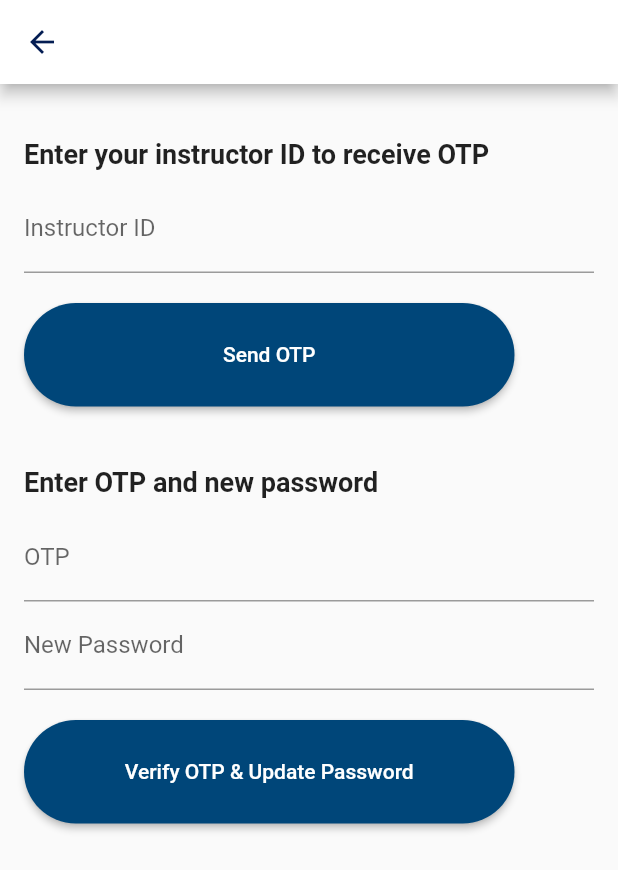
After one commit to harshrajput1506/attendance_management_system, a Flutter app: the ForgotPassword screen opened directly, on a phone screen of 412 x 824 dp. The commit adds this screen. Shown: the top 870 px of the screen. Run offline on Flutter 3.47's test engine with Material 2 defaults, Android fonts, the phone set to English and light mode, and no system bars; our stand-ins replace flutter_secure_storage, slide_to_act; missing offline and left inert: time_range_picker; accounts and stored records are empty; network calls fail.

Commit message:
forgot password, reset password, dropdown colour, navbar

```diff
--- /dev/null
+++ b/lib/forget_pass.dart
@@ -0,0 +1,171 @@
+import 'dart:convert';
+
+import 'package:flutter/material.dart';
+import 'package:http/http.dart' as http;
+
+class ForgotPassword extends StatefulWidget {
+  @override
+  _ForgotPasswordState createState() => _ForgotPasswordState();
+}
+
+bool _isLoading = false;
+
+Future<String> sendOTP(String enrollment_no, String instructorId) async {
+  final url = 'https://newsdcattendance.onrender.com/updatePassword';
+  final response = await http.post(Uri.parse(url),
+      body: {'instructor_id': instructorId, "enrollment_no": "NA"});
+
+  if (response.statusCode == 200) {
+    SnackBar(
+      content: Text("OTP sent successfully"),
+    );
+    return response.body;
+  } else {
+    throw Exception('Failed to send OTP');
+  }
+}
+
+Future<String> verifyOTPAndChangePassword( String otp,
+    String instructorId, String newPassword) async {
+  final url = 'https://newsdcattendance.onrender.com/verifyOtp';
+  final response = await http.post(Uri.parse(url), body: {
+    'instructor_id': instructorId,
+    "enrollment_no": "NA",
+    'new_password': newPassword,
+    'otp': otp,
+  });
+
+  if (response.statusCode == 200) {
+    final jsonResponse = json.decode(response.body);
+    final success = jsonResponse['success'];
+
+    if (success) {
+      final message = jsonResponse['message'];
+      return message;
+    } else {
+      throw Exception('Failed to verify OTP and change password');
+    }
+  } else {
+    throw Exception('Failed to verify OTP and change password');
+  }
+}
+
+class _ForgotPasswordState extends State<ForgotPassword> {
+  final TextEditingController _instructorIdController = TextEditingController();
+  final TextEditingController _otpController = TextEditingController();
+  final TextEditingController _newPasswordController = TextEditingController();
+
+  @override
+  Widget build(BuildContext context) {
+    return Scaffold(
+      appBar: AppBar(
+        title: Text('Forgot Password'),
+      ),
+      body: Padding(
+        padding: const EdgeInsets.all(16.0),
+        child: Column(
+          crossAxisAlignment: CrossAxisAlignment.start,
+          children: [
+            SizedBox(height: 20),
+            Text(
+              'Enter your instructor ID to receive OTP',
+              style: TextStyle(fontSize: 18, fontWeight: FontWeight.bold),
+            ),
+            SizedBox(height: 10),
+            TextFormField(
+              controller: _instructorIdController,
+              decoration: InputDecoration(labelText: 'Instructor ID'),
+            ),
+            SizedBox(height: 20),
+            ElevatedButton(
+              style: ElevatedButton.styleFrom(
+                minimumSize: Size(327, 69),
+                backgroundColor: Color.fromRGBO(0, 70, 121, 1),
+                shape: RoundedRectangleBorder(
+                  borderRadius: BorderRadius.circular(50),
+                ),
+              ),
+              onPressed: () async {
+                try {
+                  final response = await sendOTP("NA",
+                      _instructorIdController.text);
+                  ScaffoldMessenger.of(context).showSnackBar(
+                    SnackBar(content: Text(response)),
+                  );
+                } catch (e) {
+                  ScaffoldMessenger.of(context).showSnackBar(
+                    SnackBar(content: Text('Failed to send OTP')),
+                  );
+                }
+              },
+              child: Text('Send OTP'),
+            ),
+            SizedBox(height: 40),
+            Text(
+              'Enter OTP and new password',
+              style: TextStyle(fontSize: 18, fontWeight: FontWeight.bold),
+            ),
+            SizedBox(height: 10),
+            TextFormField(
+              controller: _otpController,
+              decoration: InputDecoration(labelText: 'OTP'),
+            ),
+            TextFormField(
+              controller: _newPasswordController,
+              obscureText: true,
+              decoration: InputDecoration(labelText: 'New Password'),
+            ),
+            SizedBox(height: 20),
+            ElevatedButton(
+              style: ElevatedButton.styleFrom(
+                minimumSize: Size(327, 69),
+                backgroundColor: Color.fromRGBO(0, 70, 121, 1),
+                shape: RoundedRectangleBorder(
+                  borderRadius: BorderRadius.circular(50),
+                ),
+              ),
+              onPressed: () async {
+                if (!_isLoading) {
+                  setState(() {
+                    _isLoading = true;
+                  });
+                  try {
+                    final response = await verifyOTPAndChangePassword(
+                      // _enrollment_noController.text,
+                      _otpController.text,
+                      _instructorIdController.text,
+                      _newPasswordController.text,
+                    );
+                    ScaffoldMessenger.of(context).showSnackBar(
+                      SnackBar(content: Text(response)),
+                    );
+                  } catch (e) {
+                    print(e);
+                    ScaffoldMessenger.of(context).showSnackBar(
+                      SnackBar(
+                        content:
+                            Text('Failed to verify OTP and change password'),
+                      ),
+                    );
+                  }
+                  setState(() {
+                    _isLoading = false;
+                  });
+                }
+              },
+              child: Text('Verify OTP & Update Password'),
+            ),
+          ],
+        ),
+      ),
+    );
+  }
+
+  @override
+  void dispose() {
+    _instructorIdController.dispose();
+    _otpController.dispose();
+    _newPasswordController.dispose();
+    super.dispose();
+  }
+}
--- a/lib/loginpage.dart
+++ b/lib/loginpage.dart
@@ -1,8 +1,9 @@
 import 'dart:async';
+import 'package:attendance_management_system/forget_pass.dart';
 import 'package:flutter/material.dart';
-import 'forget_pass_page.dart';
+// import 'reset_pass.dart';
 import 'login_api.dart';
-import 'semesterpage.dart';
+// import 'semesterpage.dart';
 
 class LoginScreen extends StatefulWidget {
   const LoginScreen({Key? key}) : super(key: key);
@@ -283,12 +284,12 @@ class _LoginScreenState extends State<LoginScreen> {
                                         context,
                                         MaterialPageRoute(
                                             builder: (context) =>
-                                                ForgetPasswordPage()
+                                                ForgotPassword()
                                             // ForgetPasswordPage()),
                                             ));
                                   },
                                   child: Text(
-                                    "Reset Password",
+                                    "Forgot Password",
                                     style: TextStyle(
                                       fontSize: 16,
                                       color: Colors
```
Also changed, not shown: lib/login_api.dart (+8 -0 lines), lib/reset_pass.dart (added, +360 -0 lines), lib/semesterpage.dart (+4 -4 lines).
